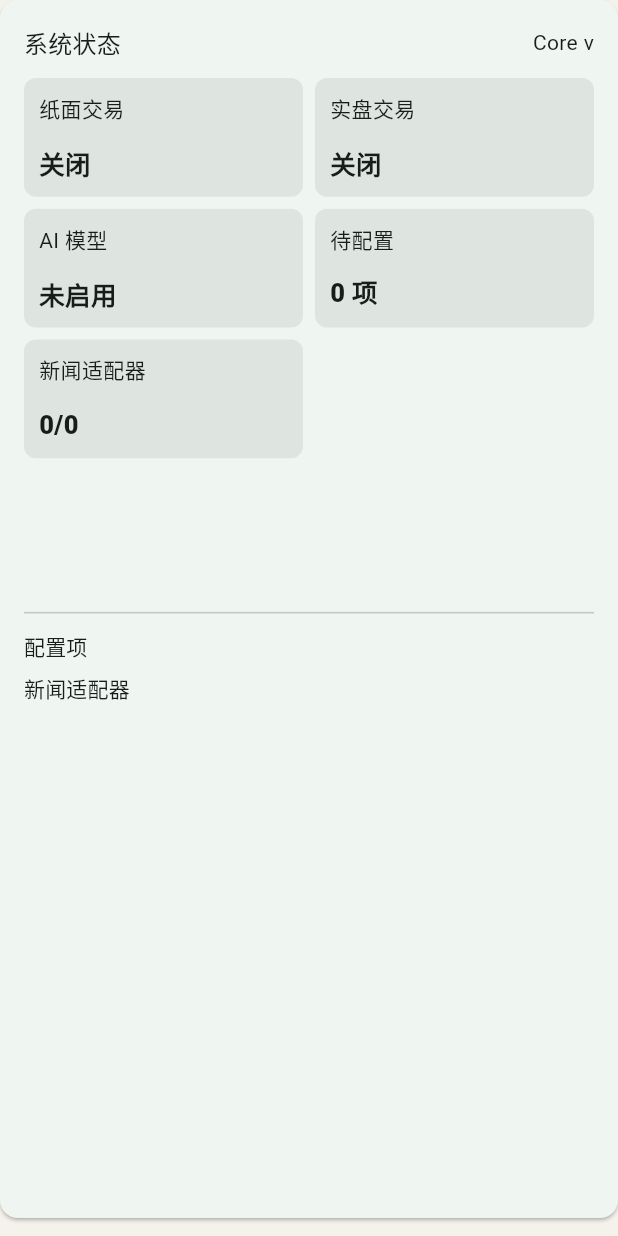
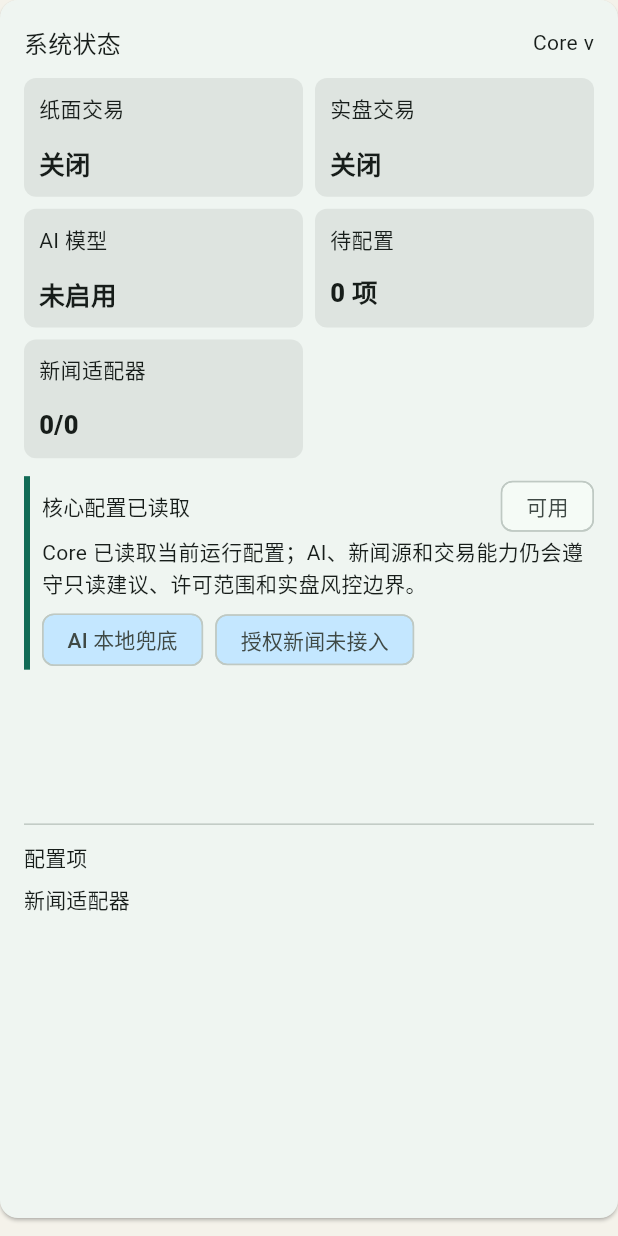
Before and after one commit to xiagaogaozi/dubhe, a Flutter app: the _SystemStatusPanel widget shown alone on an empty page, opened directly with empty values, on a phone screen of 412 x 824 dp. Run offline on Flutter 3.47's test engine with Material 3 defaults, Android fonts, the phone set to English and light mode, and no system bars; our stand-ins replace shared_preferences; accounts and stored records are empty.

Commit message:
Show local config guidance in mobile

```diff
--- a/apps/mobile/lib/src/app.dart
+++ b/apps/mobile/lib/src/app.dart
@@ -12,6 +12,8 @@ const defaultCoreUrl = String.fromEnvironment(
   'DUBHE_CORE_URL',
   defaultValue: 'http://127.0.0.1:8000',
 );
+const _configureCommandLabel = 'Configure-Dubhe.cmd';
+const _localConfigFileLabel = r'config\dubhe.local.env';
 
 class DubheCompanionApp extends StatelessWidget {
   const DubheCompanionApp({super.key});
@@ -2219,6 +2221,8 @@ class _SystemStatusPanel extends StatelessWidget {
             ],
           ),
           const SizedBox(height: 12),
+          _ConfigurationGuide(status: current),
+          const SizedBox(height: 12),
           Text(current.tradingMessageZh),
           const SizedBox(height: 8),
           Text(current.llm.messageZh),
@@ -2248,6 +2252,108 @@ class _SystemStatusPanel extends StatelessWidget {
           ),
         ],
       ),
+    );
+  }
+}
+
+class _ConfigurationGuide extends StatelessWidget {
+  const _ConfigurationGuide({required this.status});
+
+  final SystemStatus status;
+
+  @override
+  Widget build(BuildContext context) {
+    final missingItems = status.configItems
+        .where((item) => !item.configured)
+        .toList(growable: false);
+    final ready = missingItems.isEmpty;
+    final licensedNewsReady = status.enabledLicensedAdapterCount > 0;
+    final scheme = Theme.of(context).colorScheme;
+    final borderColor = ready ? scheme.primary : scheme.tertiary;
+
+    return DecoratedBox(
+      decoration: BoxDecoration(
+        border: Border(left: BorderSide(color: borderColor, width: 4)),
+      ),
+      child: Padding(
+        padding: const EdgeInsets.only(left: 12),
+        child: Column(
+          crossAxisAlignment: CrossAxisAlignment.start,
+          children: [
+            Row(
+              children: [
+                Expanded(
+                  child: Text(
+                    ready ? '核心配置已读取' : '需要本机配置',
+                    style: Theme.of(context).textTheme.titleSmall,
+                  ),
+                ),
+                Chip(
+                  visualDensity: VisualDensity.compact,
+                  label: Text(ready ? '可用' : '${missingItems.length} 项待填'),
+                ),
+              ],
+            ),
+            Text(
+              ready
+                  ? 'Core 已读取当前运行配置；AI、新闻源和交易能力仍会遵守只读建议、许可范围和实盘风控边界。'
+                  : '在运行 Core 的电脑上双击 $_configureCommandLabel，在 $_localConfigFileLabel 填写自己的模型或新闻源 key；保存后重启 Dubhe Core，再回到手机端同步状态。',
+            ),
+            const SizedBox(height: 8),
+            Wrap(
+              spacing: 8,
+              runSpacing: 8,
+              children: [
+                _ReadinessChip(
+                  label: status.llm.enabled ? 'AI 已接入' : 'AI 本地兜底',
+                  ok: status.llm.enabled,
+                ),
+                _ReadinessChip(
+                  label: licensedNewsReady ? '授权新闻已接入' : '授权新闻未接入',
+                  ok: licensedNewsReady,
+                ),
+              ],
+            ),
+            if (!ready) ...[
+              const SizedBox(height: 8),
+              const Text('1. 在运行 Core 的电脑上双击 Configure-Dubhe.cmd'),
+              const Text('2. 删除需要项目前面的 #，填写自己的 key'),
+              const Text('3. 保存文件，重启 Dubhe Core，再重新同步'),
+              const SizedBox(height: 8),
+              Wrap(
+                spacing: 6,
+                runSpacing: 6,
+                children: missingItems
+                    .take(6)
+                    .map(
+                      (item) => Chip(
+                        visualDensity: VisualDensity.compact,
+                        label: Text(item.key),
+                      ),
+                    )
+                    .toList(),
+              ),
+            ],
+          ],
+        ),
+      ),
+    );
+  }
+}
+
+class _ReadinessChip extends StatelessWidget {
+  const _ReadinessChip({required this.label, required this.ok});
+
+  final String label;
+  final bool ok;
+
+  @override
+  Widget build(BuildContext context) {
+    final scheme = Theme.of(context).colorScheme;
+    return Chip(
+      visualDensity: VisualDensity.compact,
+      backgroundColor: ok ? scheme.primaryContainer : scheme.tertiaryContainer,
+      label: Text(label),
     );
   }
 }
--- a/apps/mobile/lib/src/core_client.dart
+++ b/apps/mobile/lib/src/core_client.dart
@@ -484,6 +484,10 @@ class SystemStatus {
   int get enabledAdapterCount =>
       newsAdapters.where((adapter) => adapter.enabled).length;
 
+  int get enabledLicensedAdapterCount => newsAdapters
+      .where((adapter) => adapter.requiresLicense && adapter.enabled)
+      .length;
+
   factory SystemStatus.fromJson(Map<String, dynamic> json) {
     final storage = _map(json['storage']);
     final auth = _map(json['auth']);
@@ -571,6 +575,7 @@ class NewsAdapterReadiness {
     required this.labelZh,
     required this.configured,
     required this.enabled,
+    required this.requiresLicense,
     required this.messageZh,
   });
 
@@ -578,6 +583,7 @@ class NewsAdapterReadiness {
   final String labelZh;
   final bool configured;
   final bool enabled;
+  final bool requiresLicense;
   final String messageZh;
 
   factory NewsAdapterReadiness.fromJson(Map<String, dynamic> json) {
@@ -586,6 +592,7 @@ class NewsAdapterReadiness {
       labelZh: _string(json['label_zh']),
       configured: _bool(json['configured']),
       enabled: _bool(json['enabled']),
+      requiresLicense: _bool(json['requires_license']),
       messageZh: _string(json['message_zh']),
     );
   }
```
Also changed, not shown: 1 other file.
